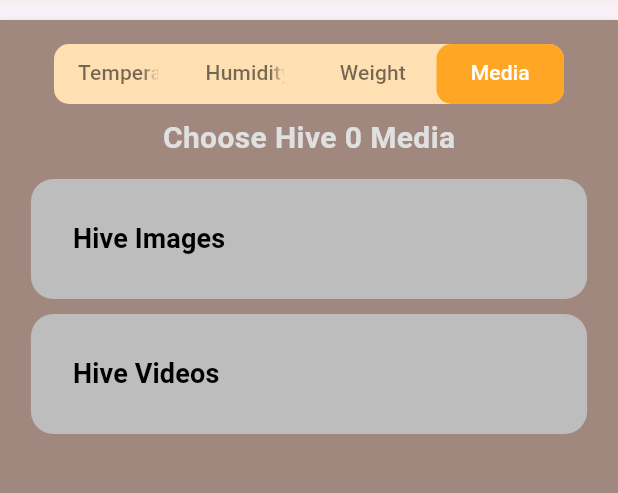
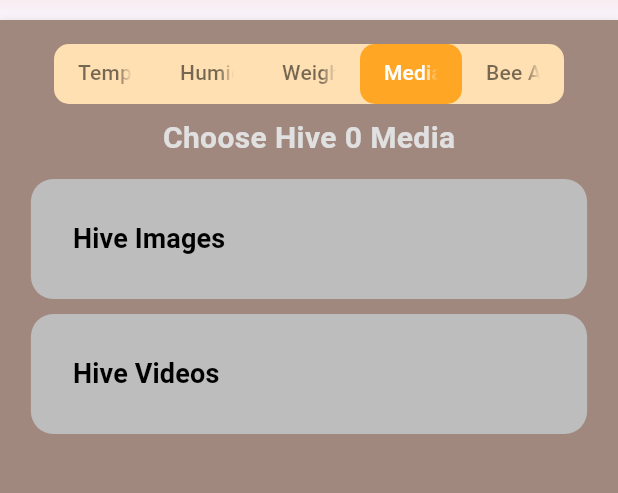
Before and after one commit to Karagwa/farmer_app, a Flutter app: the TabView screen opened directly with empty values, tab 4 chosen, on a phone screen of 412 x 824 dp, the part 160-653 px from its top. Run offline on Flutter 3.47's test engine with Material 3 defaults, Android fonts, the phone set to English and light mode, and no system bars; our stand-ins replace cached_network_image, carousel_slider, chewie, cross_file, fl_chart, flutter_local_notifications and 16 more; missing offline and left inert: flutter_background_service, flutter_background_service_android, flutter_echarts, tflite_flutter; accounts and stored records are empty; network calls fail.

Commit message:
feat:add bee activity tab and integrated hive monitoring

```diff
--- a/lib/parameter_tab_view.dart
+++ b/lib/parameter_tab_view.dart
@@ -5,6 +5,7 @@ import 'package:farmer_app/media.dart';
 import 'package:farmer_app/temperature.dart';
 import 'hive_humidity_monitoring.dart';
 import 'package:farmer_app/weight.dart';
+import 'package:farmer_app/bee_counter/integrated_hive_monitoring.dart';
 
 class TabView extends StatefulWidget {
   final int hiveId;
@@ -99,9 +100,8 @@ class _TabViewState extends State<TabView> {
                           offset: const Offset(0, 3),
                         ),
                       ],
-                    ),
-                    child: DefaultTabController(
-                      length: 4, // Number of tabs
+                    ),                    child: DefaultTabController(
+                      length: 5, // Updated number of tabs
                       child: Column(
                         children: [
                           Container(
@@ -129,6 +129,7 @@ class _TabViewState extends State<TabView> {
                                 Tab(text: 'Humidity'),
                                 Tab(text: 'Weight'),
                                 Tab(text: 'Media'),
+                                Tab(text: 'Bee Activity'),
                               ],
                             ),
                           ),
@@ -152,10 +153,15 @@ class _TabViewState extends State<TabView> {
                                     hiveId: widget.hiveId,
                                     token: widget.token,
                                   ),
+                                ),                                Center(
+                                  child: Mediamenu(
+                                    hiveId: widget.hiveId,
+                                    token: widget.token,
+                                  ),
                                 ),
                                 Center(
-                                  child: Mediamenu(
-                                    hiveId: widget.hiveId,
+                                  child: IntegratedHiveMonitoring(
+                                    hiveId: widget.hiveId.toString(),
                                     token: widget.token,
                                   ),
                                 ),
```
